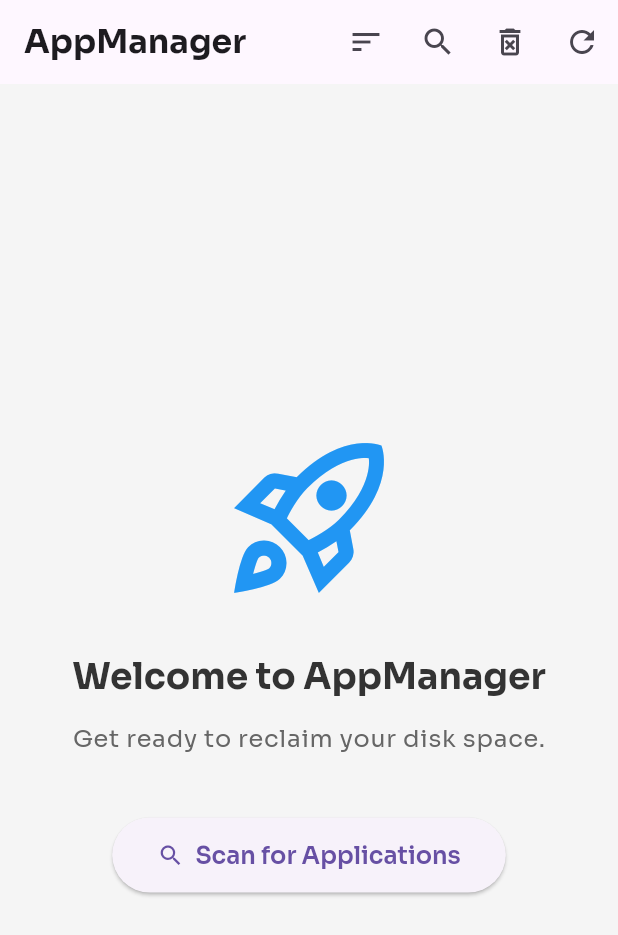
After one commit to enzomarc237/appmanager, a Flutter app: the screen it shows after launch, on a phone screen of 412 x 824 dp. The commit adds this screen. Shown: the top 935 px of the screen. Run offline on Flutter 3.47's test engine with Material 3 defaults, Android fonts, the phone set to English and light mode, and no system bars; our stand-ins replace flutter_riverpod, google_fonts, sqflite; accounts and stored records are empty.

Commit message:
refactor: Refactor UI components

```diff
--- /dev/null
+++ b/lib/presentation/widgets/empty_state.dart
@@ -0,0 +1,55 @@
+import 'package:flutter/material.dart';
+import 'package:flutter_riverpod/flutter_riverpod.dart';
+import 'package:google_fonts/google_fonts.dart';
+import 'package:myapp/presentation/providers.dart';
+import 'package:myapp/presentation/home_page.dart';
+
+class EmptyState extends ConsumerWidget {
+  const EmptyState({super.key});
+
+  @override
+  Widget build(BuildContext context, WidgetRef ref) {
+    return Center(
+      child: Column(
+        mainAxisAlignment: MainAxisAlignment.center,
+        children: [
+          const Icon(
+            Icons.rocket_launch_outlined,
+            size: 120,
+            color: Colors.blue,
+          ),
+          const SizedBox(height: 30),
+          Text(
+            'Welcome to AppManager',
+            style: Theme.of(context).textTheme.headlineMedium,
+          ),
+          const SizedBox(height: 15),
+          Text(
+            'Get ready to reclaim your disk space.',
+            style: Theme.of(context).textTheme.bodyLarge,
+          ),
+          const SizedBox(height: 40),
+          ElevatedButton.icon(
+            onPressed: () async {
+              ref.read(isLoadingProvider.notifier).state = true;
+              final apps = await ref
+                  .read(applicationDiscoveryServiceProvider)
+                  .discoverApplications();
+              ref.read(appListProvider.notifier).state = apps;
+              ref.read(isLoadingProvider.notifier).state = false;
+            },
+            icon: const Icon(Icons.search),
+            label: const Text('Scan for Applications'),
+            style: ElevatedButton.styleFrom(
+              padding: const EdgeInsets.symmetric(horizontal: 30, vertical: 15),
+              textStyle: GoogleFonts.sora(
+                fontSize: 16,
+                fontWeight: FontWeight.w600,
+              ),
+            ),
+          ),
+        ],
+      ),
+    );
+  }
+}
```
Also changed, not shown: lib/presentation/app_detail_view.dart (+7 -21 lines), lib/presentation/app_list_view.dart (+4 -56 lines), lib/presentation/home_page.dart (+2 -46 lines), lib/presentation/widgets/app_list_item.dart (added, +65 -0 lines), lib/presentation/widgets/detail_row.dart (added, +24 -0 lines).
